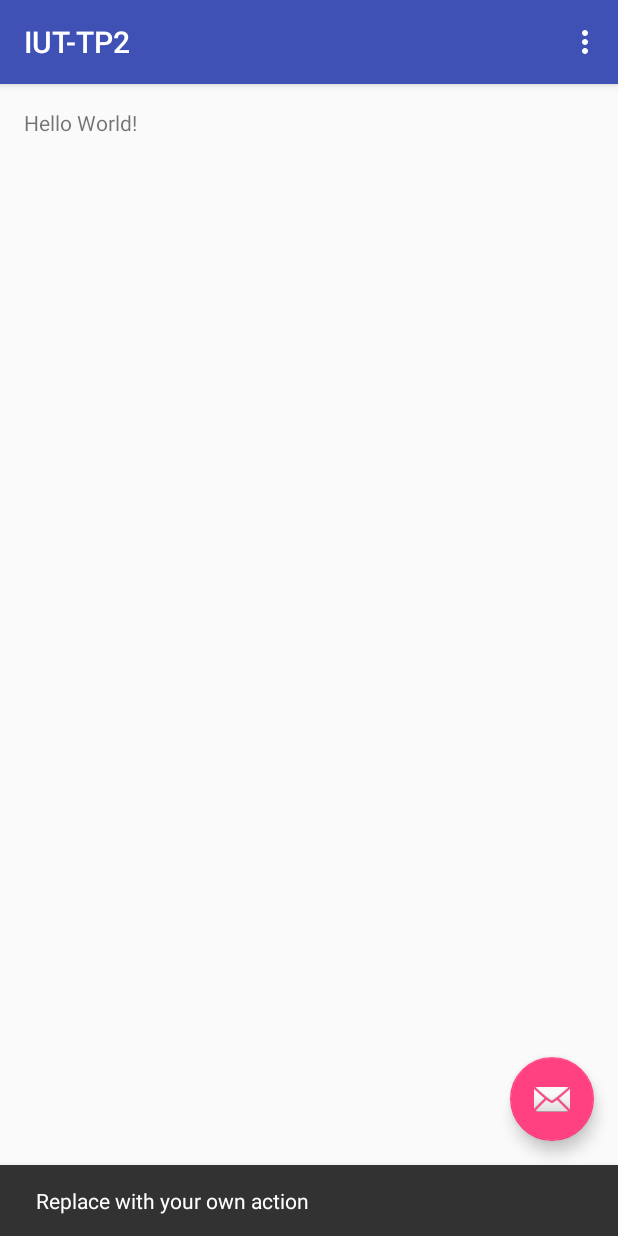
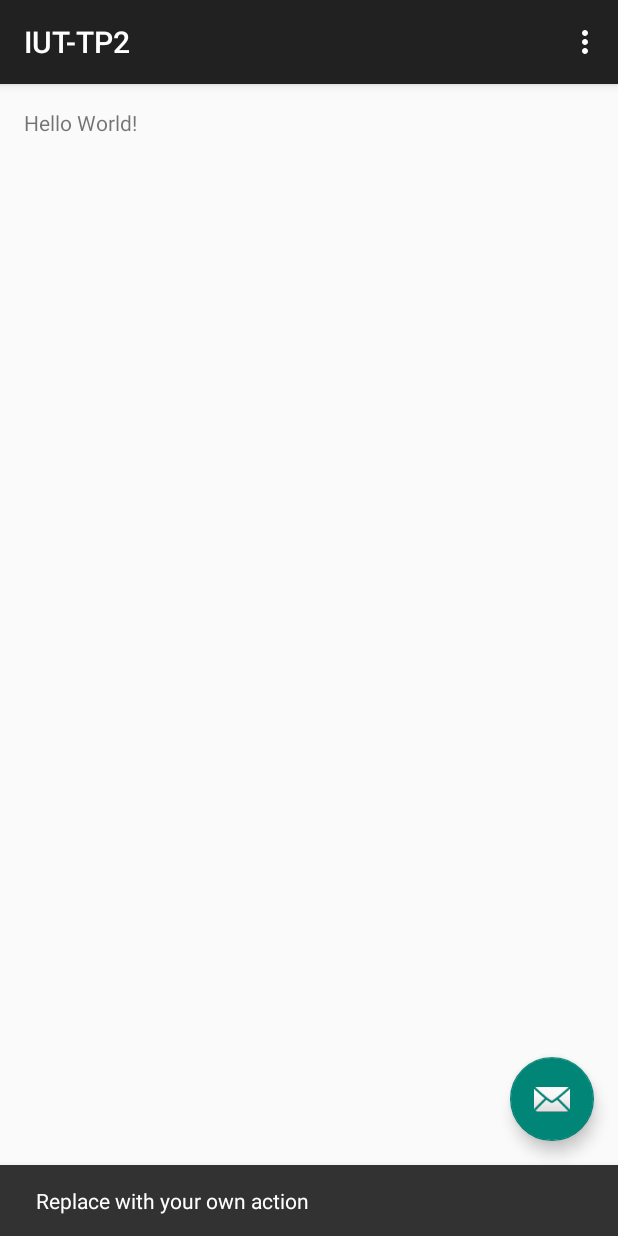
Before and after one commit to Kocal/IUT-Android-TP2, an Android app: the screen it shows after launch (MainActivity), after a tap on an icon or button, on a phone screen of 412 x 824 dp. Run offline under Robolectric (Android 15) with nearby library versions, the phone set to English and light mode, and no system bars.

Commit message:
Utilisation des couleurs classiques Material Design

```diff
--- a/app/src/main/res/values/styles.xml
+++ b/app/src/main/res/values/styles.xml
@@ -3,9 +3,9 @@
     <!-- Base application theme. -->
     <style name="AppTheme" parent="Theme.AppCompat.Light.DarkActionBar">
         <!-- Customize your theme here. -->
-        <item name="colorPrimary">@color/colorPrimary</item>
-        <item name="colorPrimaryDark">@color/colorPrimaryDark</item>
-        <item name="colorAccent">@color/colorAccent</item>
+        <!--<item name="colorPrimary">@color/colorPrimary</item>-->
+        <!--<item name="colorPrimaryDark">@color/colorPrimaryDark</item>-->
+        <!--<item name="colorAccent">@color/colorAccent</item>-->
     </style>
 
     <style name="AppTheme.NoActionBar">
```
